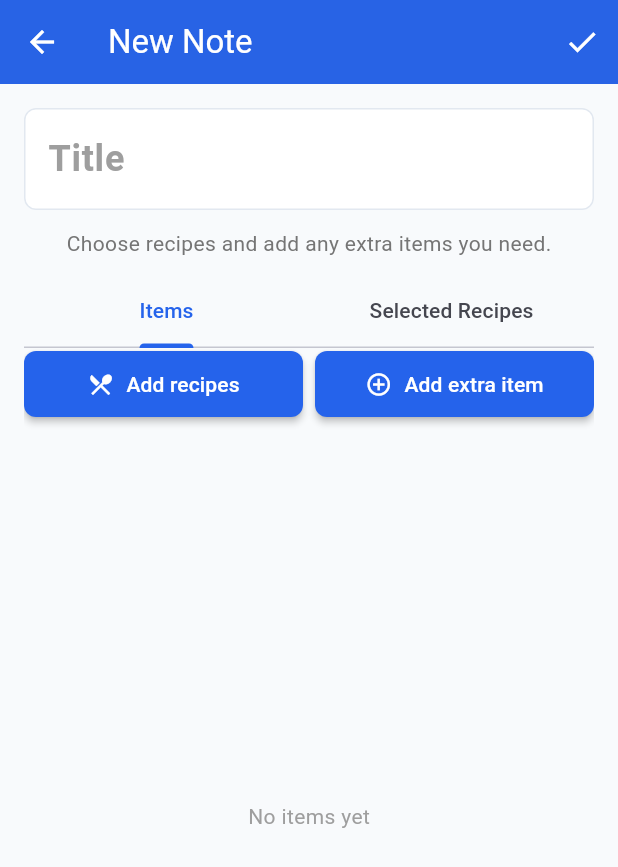
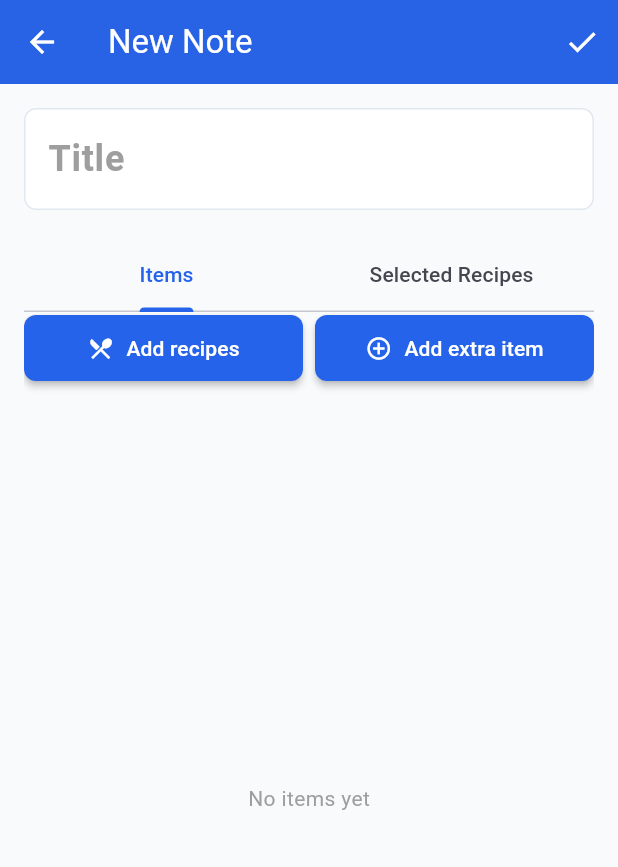
Before and after one commit to casperwintjes/flutter_application_1, a Flutter app: the AddEditNotePage screen opened directly, on a phone screen of 412 x 824 dp. Shown: the top 867 px of the screen. Run offline on Flutter 3.47's test engine with Material 3 defaults, Android fonts, the phone set to English and light mode, and no system bars; our stand-ins replace shared_preferences; missing offline and left inert: dart:html; accounts and stored records are empty; network calls fail.

Commit message:
fix: remove instructional text from note editor

```diff
--- a/lib/main.dart
+++ b/lib/main.dart
@@ -915,11 +915,7 @@ class _AddEditNotePageState extends State<AddEditNotePage> {
               maxLines: null,
             ),
             const SizedBox(height: 12),
-            Text(
-              'Choose recipes and add any extra items you need.',
-              style: TextStyle(fontSize: 14, color: Colors.grey[600]),
-            ),
-            const SizedBox(height: 12),
+            const SizedBox(height: 8),
             Expanded(
               child: DefaultTabController(
                 length: 2,
```
